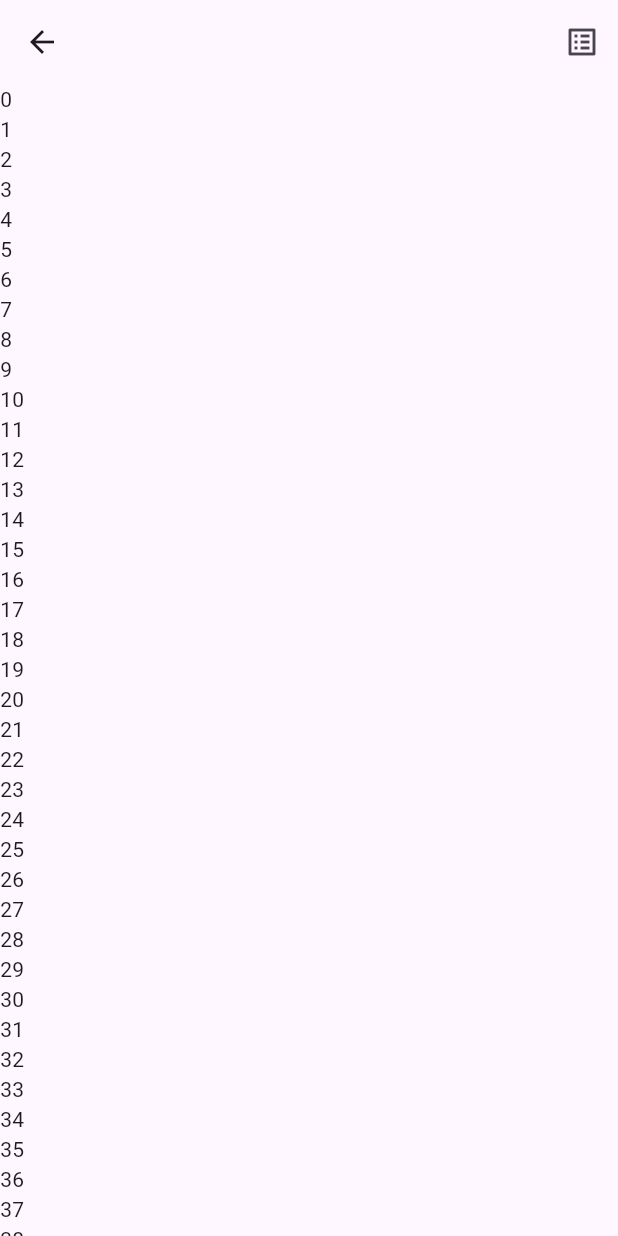
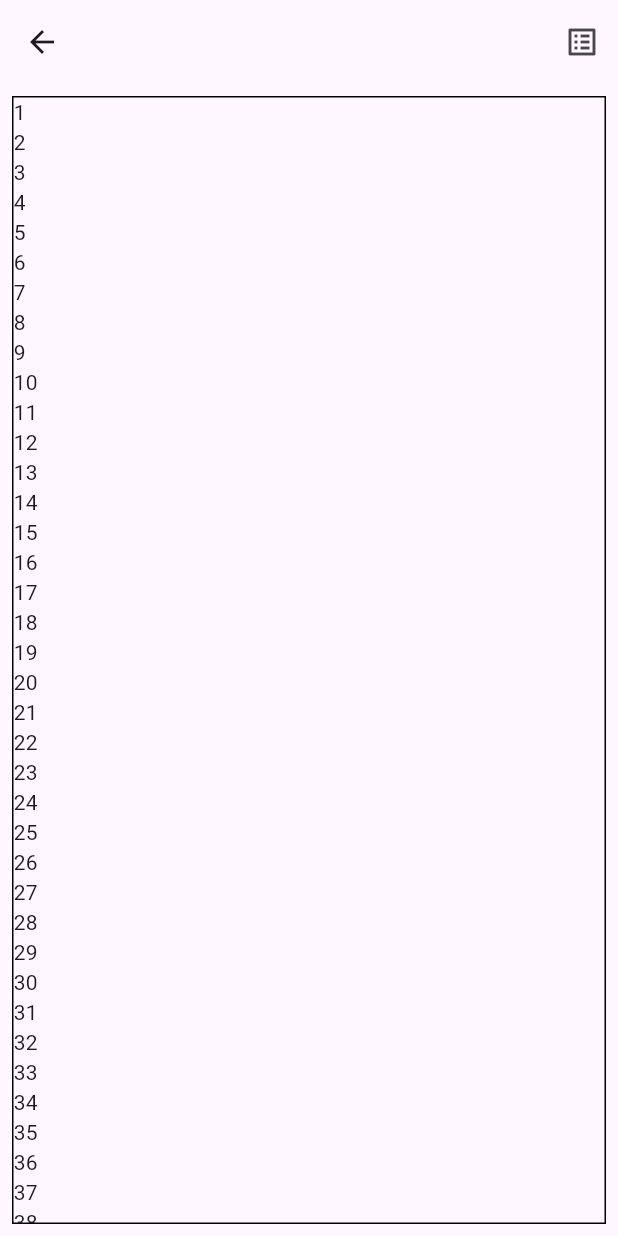
Before and after one commit to orm-camp-flutter-1ki/why-two-screen, a Flutter app: the ListScreen screen opened directly, on a phone screen of 412 x 824 dp. Run offline on Flutter 3.47's test engine with Material 3 defaults, Android fonts, the phone set to English and light mode, and no system bars.

Commit message:
fix: ListView 0-99 에서 1-100으로 수정 및 외곽선 추가

```diff
--- a/lib/detail/list_screen.dart
+++ b/lib/detail/list_screen.dart
@@ -14,11 +14,19 @@ class ListScreen extends StatelessWidget {
           ),
         ],
       ),
-      body: ListView.builder(
-        itemCount: 100,
-        itemBuilder: (context, index) {
-          return Text('$index');
-        },
+      body: Padding(
+        padding: const EdgeInsets.all(8.0),
+        child: Container(
+          decoration: BoxDecoration(
+            border: Border.all(color: Colors.black)
+          ),
+          child: ListView.builder(
+            itemCount: 99,
+            itemBuilder: (context, index) {
+              return Text('${index+1}');
+            },
+          ),
+        ),
       ),
     );
   }
```
